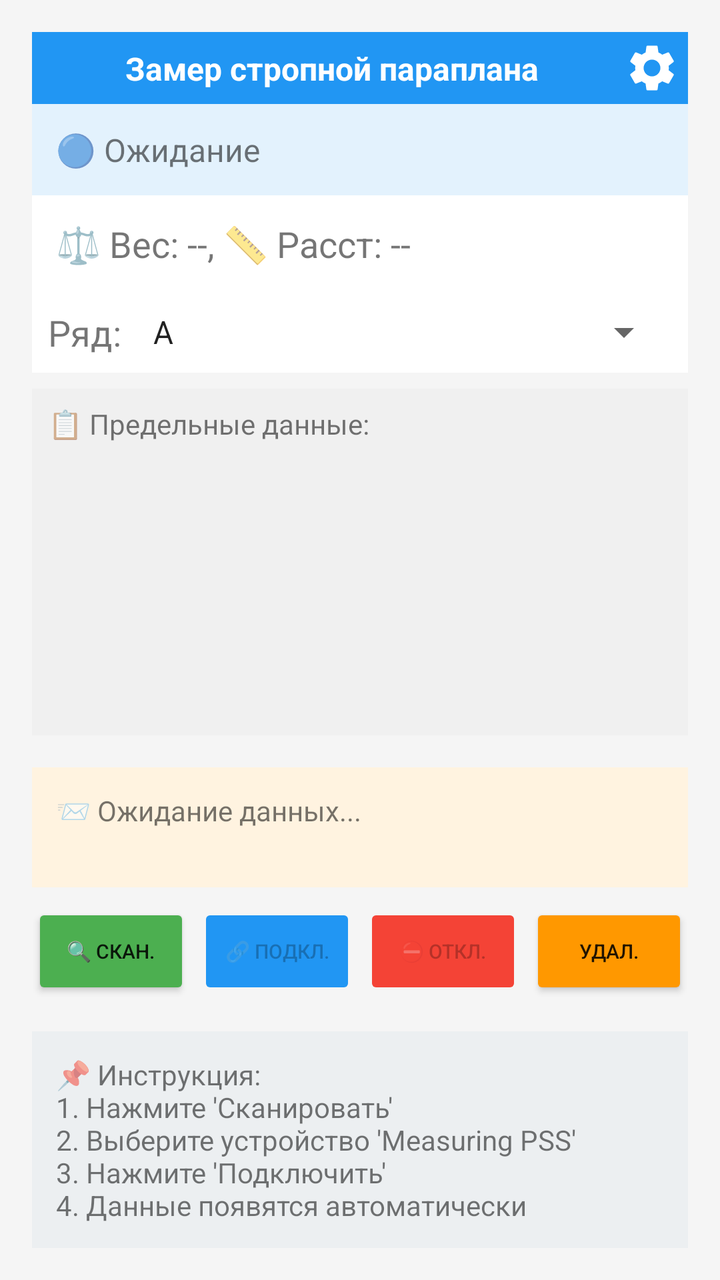
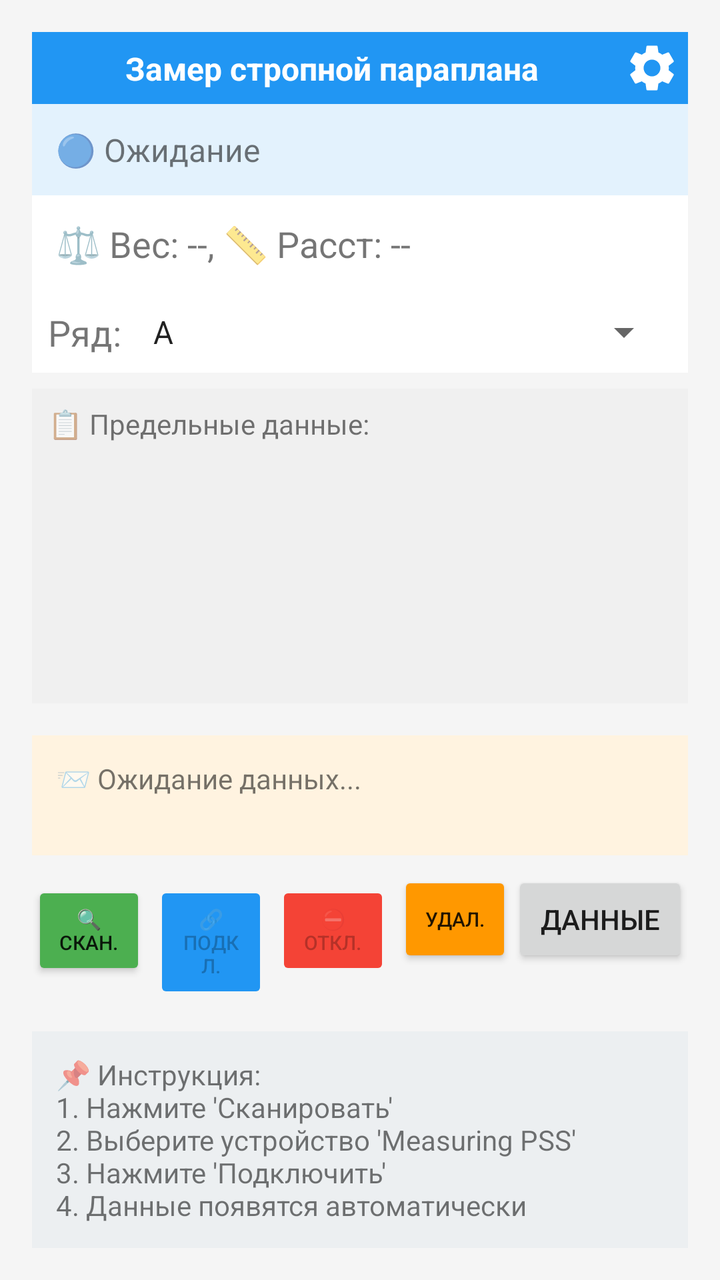

The first picture is an Android layout as it rendered before a commit; the second is the same layout after the commit. The layout source and the unified diff follow.
<!-- AndroidManifest.xml: application theme Theme.AppCompat.Light -->
<!-- res/layout/activity_main.xml -->
<?xml version="1.0" encoding="utf-8"?>
<androidx.constraintlayout.widget.ConstraintLayout xmlns:android="http://schemas.android.com/apk/res/android"
    xmlns:app="http://schemas.android.com/apk/res-auto"
    android:layout_width="match_parent"
    android:layout_height="match_parent"
    android:background="#F5F5F5"
    android:padding="16dp">

    
    <androidx.constraintlayout.widget.ConstraintLayout
        android:id="@+id/titleLayout"
        android:layout_width="0dp"
        android:layout_height="wrap_content"
        android:background="#2196F3"
        android:padding="4dp"
        app:layout_constraintEnd_toEndOf="parent"
        app:layout_constraintStart_toStartOf="parent"
        app:layout_constraintTop_toTopOf="parent">

        <TextView
            android:id="@+id/titleTextView"
            android:layout_width="0dp"
            android:layout_height="wrap_content"
            android:gravity="center"
            android:text="Замер стропной параплана"
            android:textColor="#FFFFFF"
            android:textSize="16sp"
            android:textStyle="bold"
            app:layout_constraintBottom_toBottomOf="parent"
            app:layout_constraintEnd_toStartOf="@+id/btnSettings"
            app:layout_constraintStart_toStartOf="parent"
            app:layout_constraintTop_toTopOf="parent" />

        <Button
            android:id="@+id/btnSettings"
            android:layout_width="28dp"
            android:layout_height="28dp"
            android:background="@drawable/ic_settings"
            android:backgroundTint="#FFFFFF"
            android:contentDescription="Настройки"
            android:minWidth="0dp"
            android:minHeight="0dp"
            android:padding="8dp"
            app:layout_constraintBottom_toBottomOf="parent"
            app:layout_constraintEnd_toEndOf="parent"
            app:layout_constraintTop_toTopOf="parent" />

    </androidx.constraintlayout.widget.ConstraintLayout>

    
    <TextView
        android:id="@+id/tvStatus"
        android:layout_width="0dp"
        android:layout_height="wrap_content"
        android:background="#E3F2FD"
        android:padding="12dp"
        android:text="🔵 Ожидание"
        android:textSize="16sp"
        app:layout_constraintEnd_toEndOf="parent"
        app:layout_constraintStart_toStartOf="parent"
        app:layout_constraintTop_toBottomOf="@id/titleLayout" />

    
    <TextView
        android:id="@+id/tvWeightDistance"
        android:layout_width="0dp"
        android:layout_height="wrap_content"
        android:background="#FFFFFF"
        android:padding="12dp"
        android:text="⚖️ Вес: --, 📏 Расст: --"
        android:textSize="18sp"
        app:layout_constraintEnd_toEndOf="parent"
        app:layout_constraintStart_toStartOf="parent"
        app:layout_constraintTop_toBottomOf="@id/tvStatus" />

    
    <LinearLayout
        android:id="@+id/layoutRowSelector"
        android:layout_width="0dp"
        android:layout_height="wrap_content"
        android:background="#FFFFFF"
        android:padding="8dp"
        android:orientation="horizontal"
        app:layout_constraintEnd_toEndOf="parent"
        app:layout_constraintStart_toStartOf="parent"
        app:layout_constraintTop_toBottomOf="@id/tvWeightDistance">

        <TextView
            android:layout_width="wrap_content"
            android:layout_height="wrap_content"
            android:layout_gravity="center_vertical"
            android:text="Ряд:"
            android:textSize="18sp"
            android:layout_marginEnd="8dp" />

        <Spinner
            android:id="@+id/spinnerRow"
            android:layout_width="0dp"
            android:layout_height="wrap_content"
            android:layout_weight="1"
            android:entries="@array/row_array" />
    </LinearLayout>

    
    <ScrollView
        android:id="@+id/limitDataScrollView"
        android:layout_width="0dp"
        android:layout_height="0dp"
        android:layout_marginTop="8dp"
        android:layout_marginBottom="16dp"
        android:background="#f0f0f0"
        app:layout_constraintBottom_toTopOf="@id/bottomGroup"
        app:layout_constraintEnd_toEndOf="parent"
        app:layout_constraintStart_toStartOf="parent"
        app:layout_constraintTop_toBottomOf="@id/layoutRowSelector">

        <TextView
            android:id="@+id/tvLimitData"
            android:layout_width="match_parent"
            android:layout_height="wrap_content"
            android:minHeight="100dp"
            android:padding="8dp"
            android:text="📋 Предельные данные:"
            android:textSize="14sp" />
    </ScrollView>

    
    <LinearLayout
        android:id="@+id/bottomGroup"
        android:layout_width="0dp"
        android:layout_height="wrap_content"
        android:orientation="vertical"
        app:layout_constraintBottom_toBottomOf="parent"
        app:layout_constraintEnd_toEndOf="parent"
        app:layout_constraintStart_toStartOf="parent">

        
        <TextView
            android:id="@+id/tvRawData"
            android:layout_width="match_parent"
            android:layout_height="wrap_content"
            android:background="#FFF3E0"
            android:minHeight="60dp"
            android:padding="12dp"
            android:text="📨 Ожидание данных..."
            android:textSize="14sp" />

        
        <LinearLayout
            android:layout_width="match_parent"
            android:layout_height="wrap_content"
            android:layout_marginTop="8dp"
            android:orientation="horizontal"
            android:weightSum="4">

            <Button
                android:id="@+id/btnScan"
                android:layout_width="0dp"
                android:layout_height="wrap_content"
                android:layout_marginEnd="4dp"
                android:layout_weight="1"
                android:backgroundTint="#4CAF50"
                android:padding="12dp"
                android:text="🔍 Скан."
                android:textSize="10sp" />

            <Button
                android:id="@+id/btnConnect"
                android:layout_width="0dp"
                android:layout_height="wrap_content"
                android:layout_marginEnd="4dp"
                android:layout_weight="1"
                android:backgroundTint="#2196F3"
                android:enabled="false"
                android:padding="12dp"
                android:text="🔗 Подкл."
                android:textSize="10sp" />

            <Button
                android:id="@+id/btnDisconnect"
                android:layout_width="0dp"
                android:layout_height="wrap_content"
                android:layout_marginEnd="4dp"
                android:layout_weight="1"
                android:backgroundTint="#F44336"
                android:enabled="false"
                android:padding="12dp"
                android:text="⛔ Откл."
                android:textSize="10sp" />

            <Button
                android:id="@+id/btnClear"
                android:layout_width="0dp"
                android:layout_height="wrap_content"
                android:layout_weight="1"
                android:backgroundTint="#FF9800"
                android:padding="12dp"
                android:text="Удал."
                android:textSize="10sp" />
        </LinearLayout>

        
        <TextView
            android:layout_width="match_parent"
            android:layout_height="wrap_content"
            android:layout_marginTop="16dp"
            android:background="#ECEFF1"
            android:padding="12dp"
            android:text="📌 Инструкция:\n1. Нажмите 'Сканировать'\n2. Выберите устройство 'Measuring PSS'\n3. Нажмите 'Подключить'\n4. Данные появятся автоматически"
            android:textSize="14sp" />
    </LinearLayout>

</androidx.constraintlayout.widget.ConstraintLayout>
<!-- resources referenced by this layout -->
<resources>
  <string-array name="row_array">
          <item>A</item>
          <item>B</item>
          <item>C</item>
          <item>D</item>
          <item>E</item>
      </string-array>
  <!-- drawable ic_settings (drawable) -->
  <?xml version="1.0" encoding="utf-8"?>
  <vector xmlns:android="http://schemas.android.com/apk/res/android"
      android:width="24dp"
      android:height="24dp"
      android:viewportWidth="24"
      android:viewportHeight="24">
      <path
          android:fillColor="#000000"
          android:pathData="M19.14,12.94c0.04,-0.3 0.06,-0.61 0.06,-0.94c0,-0.32 -0.02,-0.64 -0.07,-0.94l2.03,-1.58c0.18,-0.14 0.23,-0.41 0.12,-0.61l-1.92,-3.32c-0.12,-0.22 -0.37,-0.29 -0.59,-0.22l-2.39,0.96c-0.5,-0.38 -1.03,-0.7 -1.62,-0.94L14.4,2.81c-0.04,-0.24 -0.24,-0.41 -0.48,-0.41h-3.84c-0.24,0 -0.43,0.17 -0.47,0.41L9.25,5.35C8.66,5.59 8.12,5.92 7.63,6.29L5.24,5.33c-0.22,-0.08 -0.47,0 -0.59,0.22L2.74,8.87C2.62,9.07 2.68,9.34 2.86,9.48l2.03,1.58C4.84,11.36 4.8,11.69 4.8,12s0.02,0.64 0.07,0.94l-2.03,1.58c-0.18,0.14 -0.23,0.41 -0.12,0.61l1.92,3.32c0.12,0.22 0.37,0.29 0.59,0.22l2.39,-0.96c0.5,0.38 1.03,0.7 1.62,0.94l0.36,2.54c0.05,0.24 0.24,0.41 0.48,0.41h3.84c0.24,0 0.44,-0.17 0.47,-0.41l0.36,-2.54c0.59,-0.24 1.13,-0.56 1.62,-0.94l2.39,0.96c0.22,0.08 0.47,0 0.59,-0.22l1.92,-3.32c0.12,-0.22 0.07,-0.47 -0.12,-0.61L19.14,12.94zM12,15.6c-1.98,0 -3.6,-1.62 -3.6,-3.6s1.62,-3.6 3.6,-3.6s3.6,1.62 3.6,3.6S13.98,15.6 12,15.6z"/>
  </vector>
</resources>

<!-- the commit's change to res/layout/activity_main.xml (unified diff, before → after) -->
@@ -197,6 +197,14 @@
                 android:padding="12dp"
                 android:text="Удал."
                 android:textSize="10sp" />
+
+            <Button
+                android:id="@+id/btnDataTable"
+                android:layout_width="wrap_content"
+                android:layout_height="wrap_content"
+                android:layout_gravity="center_horizontal"
+                android:layout_marginTop="16dp"
+                android:text="Данные" />
         </LinearLayout>
 
         
